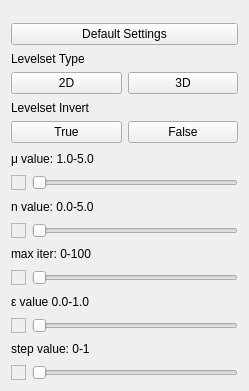
The window that tools/levelset_tool/levelset_widget.ui (collinli2353/IRISv2) describes before a commit, drawn with Qt 5.
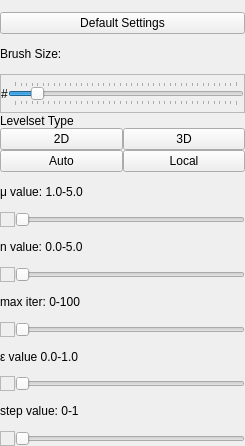
The same window after the commit.

Commit message: localized levelset started

```diff
--- a/tools/levelset_tool/levelset_widget.ui
+++ b/tools/levelset_tool/levelset_widget.ui
@@ -7,13 +7,28 @@
     <x>0</x>
     <y>0</y>
     <width>245</width>
-    <height>391</height>
+    <height>446</height>
    </rect>
   </property>
   <property name="windowTitle">
    <string>Form</string>
   </property>
   <layout class="QVBoxLayout" name="verticalLayout">
+   <property name="spacing">
+    <number>0</number>
+   </property>
+   <property name="leftMargin">
+    <number>0</number>
+   </property>
+   <property name="topMargin">
+    <number>0</number>
+   </property>
+   <property name="rightMargin">
+    <number>0</number>
+   </property>
+   <property name="bottomMargin">
+    <number>0</number>
+   </property>
    <item>
     <spacer name="levelset_verticalSpacer">
      <property name="orientation">
@@ -37,6 +52,72 @@
      </property>
     </widget>
    </item>
+   <item>
+    <widget class="QLabel" name="levelsetBrushSizeTag_label">
+     <property name="text">
+      <string>Brush Size:</string>
+     </property>
+    </widget>
+   </item>
+   <item>
+    <widget class="QFrame" name="levelsetSize_frame">
+     <property name="frameShape">
+      <enum>QFrame::StyledPanel</enum>
+     </property>
+     <property name="frameShadow">
+      <enum>QFrame::Raised</enum>
+     </property>
+     <layout class="QHBoxLayout" name="horizontalLayout_8">
+      <property name="spacing">
+       <number>0</number>
+      </property>
+      <property name="leftMargin">
+       <number>0</number>
+      </property>
+      <property name="topMargin">
+       <number>0</number>
+      </property>
+      <property name="rightMargin">
+       <number>0</number>
+      </property>
+      <property name="bottomMargin">
+       <number>0</number>
+      </property>
+      <item>
+       <widget class="QLabel" name="levelsetSize_label">
+        <property name="text">
+         <string>#</string>
+        </property>
+       </widget>
+      </item>
+      <item>
+       <widget class="QSlider" name="levelsetSize_slider">
+        <property name="maximum">
+         <number>200</number>
+        </property>
+        <property name="pageStep">
+         <number>1</number>
+        </property>
+        <property name="value">
+         <number>20</number>
+        </property>
+        <property name="sliderPosition">
+         <number>20</number>
+        </property>
+        <property name="orientation">
+         <enum>Qt::Horizontal</enum>
+        </property>
+        <property name="tickPosition">
+         <enum>QSlider::TicksBothSides</enum>
+        </property>
+        <property name="tickInterval">
+         <number>5</number>
+        </property>
+       </widget>
+      </item>
+     </layout>
+    </widget>
+   </item>
    <item>
     <widget class="QLabel" name="levelsetType_label">
      <property name="maximumSize">
@@ -69,31 +150,18 @@
     </layout>
    </item>
    <item>
-    <widget class="QLabel" name="levelsetInvert_label">
-     <property name="maximumSize">
-      <size>
-       <width>16777215</width>
-       <height>15</height>
-      </size>
-     </property>
-     <property name="text">
-      <string>Levelset Invert</string>
-     </property>
-    </widget>
-   </item>
-   <item>
-    <layout class="QHBoxLayout" name="levelsetInvert_layout">
+    <layout class="QHBoxLayout" name="levelsetType_layout_2">
      <item>
-      <widget class="QPushButton" name="levelsetInvertTrue_button">
+      <widget class="QPushButton" name="levelsetLocal_button">
        <property name="text">
-        <string>True</string>
+        <string>Auto</string>
        </property>
       </widget>
      </item>
      <item>
-      <widget class="QPushButton" name="levelsetInvertFalse_button">
+      <widget class="QPushButton" name="levelsetAuto_button">
        <property name="text">
-        <string>False</string>
+        <string>Local</string>
        </property>
       </widget>
      </item>
```
Left out of the diff: 2 changed lines with no effect on the pictures. The commit also changes 16 other files.
